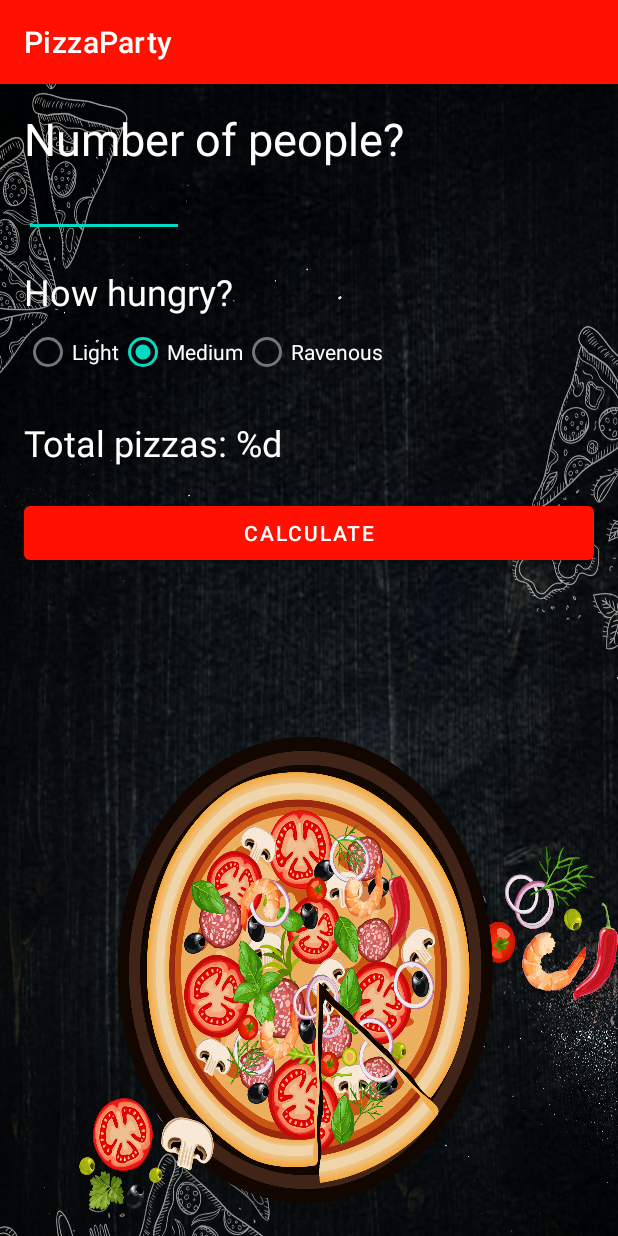
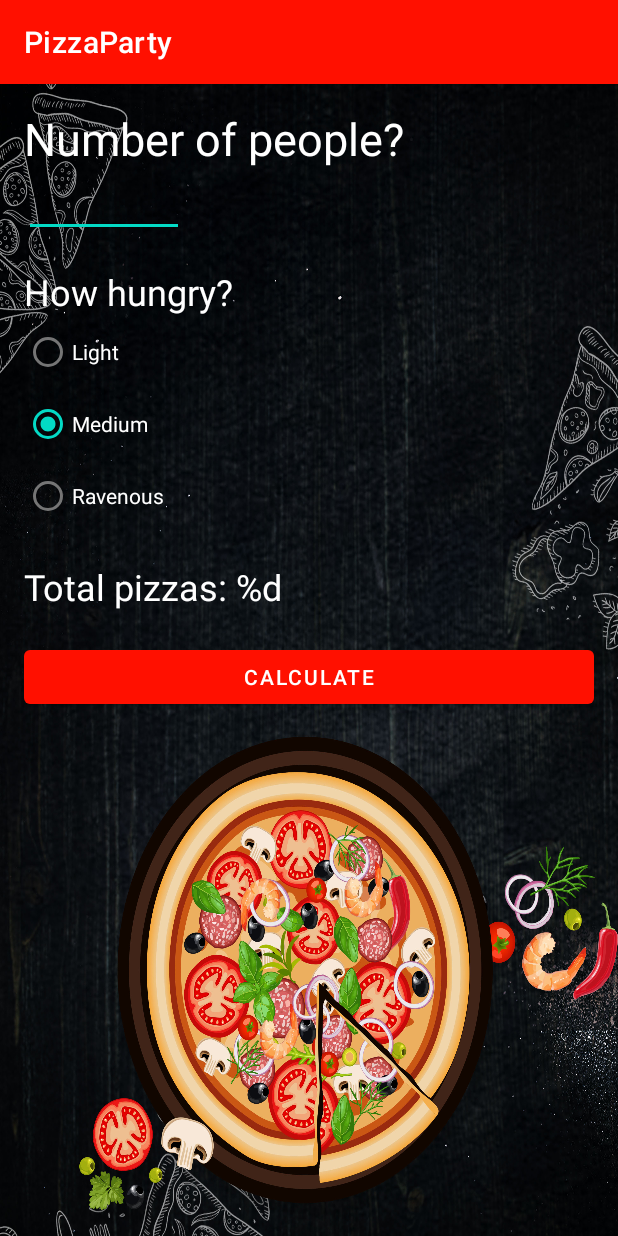
Before and after one commit to MatijaBenko/zybookPizzaPartyApp, an Android app: the screen it shows after launch (MainActivity), on a phone screen of 412 x 824 dp. Run offline under Robolectric (Android 15) with nearby library versions, the phone set to English and light mode, and no system bars.

Commit message:
Modify view to have radio button as vertical instead of horizontal

```diff
--- a/PizzaParty/app/src/main/res/layout/activity_main.xml
+++ b/PizzaParty/app/src/main/res/layout/activity_main.xml
@@ -44,13 +44,15 @@
         android:id="@+id/hungryRadioGroup"
         android:layout_width="fill_parent"
         android:layout_height="wrap_content"
-        android:orientation="horizontal">
+        android:orientation="vertical">
+
         <RadioButton
             android:id="@+id/lightRadioButton"
+            android:layout_width="wrap_content"
+            android:layout_height="wrap_content"
             android:text="@string/light"
-            android:textColor="@color/white"
-            android:layout_width="wrap_content"
-            android:layout_height="wrap_content" />
+            android:textColor="@color/white" />
+
         <RadioButton
             android:id="@+id/mediumRadioButton"
             android:text="@string/medium"
@@ -77,9 +79,9 @@
 
     <Button
         android:id="@+id/calcButton"
-        android:text="@string/calculate"
         android:layout_width="match_parent"
         android:layout_height="wrap_content"
         android:layout_marginTop="20dp"
-        android:onClick="calculateClick" />
+        android:onClick="calculateClick"
+        android:text="@string/calculate" />
 </LinearLayout>
```
